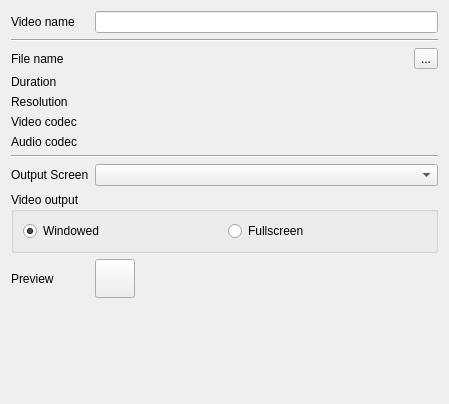
mcallegari/qlcplus, file ui/src/videoeditor.ui: the form before one commit.
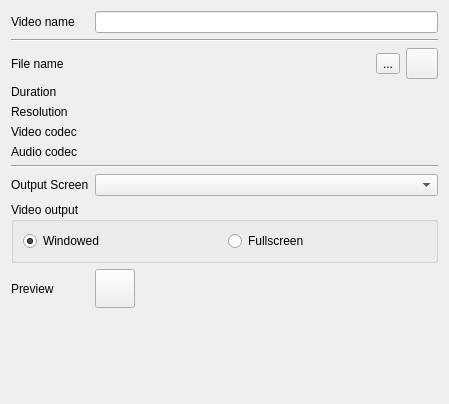
The form after the commit. Icons and pictures are not drawn.

```diff
--- a/ui/src/videoeditor.ui
+++ b/ui/src/videoeditor.ui
@@ -16,8 +16,56 @@
   <layout class="QGridLayout" name="gridLayout">
    <item row="0" column="0">
     <layout class="QGridLayout" name="gridLayout_2">
-     <item row="8" column="2" colspan="2">
-      <widget class="QComboBox" name="m_screenCombo"/>
+     <item row="1" column="0" colspan="5">
+      <widget class="Line" name="line">
+       <property name="orientation">
+        <enum>Qt::Horizontal</enum>
+       </property>
+      </widget>
+     </item>
+     <item row="10" column="2" colspan="3">
+      <widget class="QToolButton" name="m_previewButton">
+       <property name="icon">
+        <iconset resource="qlcui.qrc">
+         <normaloff>:/player_play.png</normaloff>:/player_play.png</iconset>
+       </property>
+       <property name="iconSize">
+        <size>
+         <width>32</width>
+         <height>32</height>
+        </size>
+       </property>
+       <property name="checkable">
+        <bool>true</bool>
+       </property>
+      </widget>
+     </item>
+     <item row="7" column="0" colspan="5">
+      <widget class="Line" name="line_3">
+       <property name="orientation">
+        <enum>Qt::Horizontal</enum>
+       </property>
+      </widget>
+     </item>
+     <item row="2" column="3">
+      <widget class="QToolButton" name="m_fileButton">
+       <property name="text">
+        <string notr="true">...</string>
+       </property>
+      </widget>
+     </item>
+     <item row="11" column="0" colspan="5">
+      <spacer name="verticalSpacer">
+       <property name="orientation">
+        <enum>Qt::Vertical</enum>
+       </property>
+       <property name="sizeHint" stdset="0">
+        <size>
+         <width>20</width>
+         <height>40</height>
+        </size>
+       </property>
+      </spacer>
      </item>
      <item row="0" column="0" colspan="2">
       <widget class="QLabel" name="m_nameLabel">
@@ -32,13 +80,6 @@
        </property>
       </widget>
      </item>
-     <item row="2" column="0" colspan="2">
-      <widget class="QLabel" name="label_5">
-       <property name="text">
-        <string>File name</string>
-       </property>
-      </widget>
-     </item>
      <item row="3" column="0" colspan="2">
       <widget class="QLabel" name="label">
        <property name="text">
@@ -46,13 +87,6 @@
        </property>
       </widget>
      </item>
-     <item row="2" column="3">
-      <widget class="QToolButton" name="m_fileButton">
-       <property name="text">
-        <string notr="true">...</string>
-       </property>
-      </widget>
-     </item>
      <item row="4" column="0" colspan="2">
       <widget class="QLabel" name="label_4">
        <property name="text">
@@ -60,41 +94,6 @@
        </property>
       </widget>
      </item>
-     <item row="6" column="2" colspan="2">
-      <widget class="QLabel" name="m_acodecLabel">
-       <property name="font">
-        <font>
-         <weight>75</weight>
-         <bold>true</bold>
-        </font>
-       </property>
-       <property name="text">
-        <string/>
-       </property>
-      </widget>
-     </item>
-     <item row="2" column="2">
-      <widget class="QLabel" name="m_filenameLabel">
-       <property name="sizePolicy">
-        <sizepolicy hsizetype="Expanding" vsizetype="Preferred">
-         <horstretch>0</horstretch>
-         <verstretch>0</verstretch>
-        </sizepolicy>
-       </property>
-       <property name="font">
-        <font>
-         <weight>75</weight>
-         <bold>true</bold>
-        </font>
-       </property>
-       <property name="text">
-        <string/>
-       </property>
-       <property name="wordWrap">
-        <bool>true</bool>
-       </property>
-      </widget>
-     </item>
      <item row="6" column="0" colspan="2">
       <widget class="QLabel" name="label_2">
        <property name="text">
@@ -109,66 +108,6 @@
        </property>
       </widget>
      </item>
-     <item row="11" column="0" colspan="4">
-      <spacer name="verticalSpacer">
-       <property name="orientation">
-        <enum>Qt::Vertical</enum>
-       </property>
-       <property name="sizeHint" stdset="0">
-        <size>
-         <width>20</width>
-         <height>40</height>
-        </size>
-       </property>
-      </spacer>
-     </item>
-     <item row="7" column="0" colspan="4">
-      <widget class="Line" name="line_3">
-       <property name="orientation">
-        <enum>Qt::Horizontal</enum>
-       </property>
-      </widget>
-     </item>
-     <item row="5" column="2" colspan="2">
-      <widget class="QLabel" name="m_vcodecLabel">
-       <property name="font">
-        <font>
-         <weight>75</weight>
-         <bold>true</bold>
-        </font>
-       </property>
-       <property name="text">
-        <string/>
-       </property>
-      </widget>
-     </item>
-     <item row="1" column="0" colspan="4">
-      <widget class="Line" name="line">
-       <property name="orientation">
-        <enum>Qt::Horizontal</enum>
-       </property>
-      </widget>
-     </item>
-     <item row="4" column="2" colspan="2">
-      <widget class="QLabel" name="m_resolutionLabel">
-       <property name="font">
-        <font>
-         <weight>75</weight>
-         <bold>true</bold>
-        </font>
-       </property>
-       <property name="text">
-        <string/>
-       </property>
-      </widget>
-     </item>
-     <item row="0" column="2" colspan="2">
-      <widget class="QLineEdit" name="m_nameEdit">
-       <property name="toolTip">
-        <string>Name of the function being edited</string>
-       </property>
-      </widget>
-     </item>
      <item row="10" column="0" colspan="2">
       <widget class="QLabel" name="label_8">
        <property name="text">
@@ -176,36 +115,6 @@
        </property>
       </widget>
      </item>
-     <item row="3" column="2" colspan="2">
-      <widget class="QLabel" name="m_durationLabel">
-       <property name="font">
-        <font>
-         <weight>75</weight>
-         <bold>true</bold>
-        </font>
-       </property>
-       <property name="text">
-        <string/>
-       </property>
-      </widget>
-     </item>
-     <item row="10" column="2">
-      <widget class="QToolButton" name="m_previewButton">
-       <property name="icon">
-        <iconset resource="qlcui.qrc">
-         <normaloff>:/player_play.png</normaloff>:/player_play.png</iconset>
-       </property>
-       <property name="iconSize">
-        <size>
-         <width>32</width>
-         <height>32</height>
-        </size>
-       </property>
-       <property name="checkable">
-        <bool>true</bool>
-       </property>
-      </widget>
-     </item>
      <item row="8" column="0" colspan="2">
       <widget class="QLabel" name="label_6">
        <property name="text">
@@ -213,7 +122,101 @@
        </property>
       </widget>
      </item>
-     <item row="9" column="0" colspan="4">
+     <item row="4" column="2" colspan="3">
+      <widget class="QLabel" name="m_resolutionLabel">
+       <property name="font">
+        <font>
+         <weight>75</weight>
+         <bold>true</bold>
+        </font>
+       </property>
+       <property name="text">
+        <string/>
+       </property>
+      </widget>
+     </item>
+     <item row="8" column="2" colspan="3">
+      <widget class="QComboBox" name="m_screenCombo"/>
+     </item>
+     <item row="6" column="2" colspan="3">
+      <widget class="QLabel" name="m_acodecLabel">
+       <property name="font">
+        <font>
+         <weight>75</weight>
+         <bold>true</bold>
+        </font>
+       </property>
+       <property name="text">
+        <string/>
+       </property>
+      </widget>
+     </item>
+     <item row="5" column="2" colspan="3">
+      <widget class="QLabel" name="m_vcodecLabel">
+       <property name="font">
+        <font>
+         <weight>75</weight>
+         <bold>true</bold>
+        </font>
+       </property>
+       <property name="text">
+        <string/>
+       </property>
+      </widget>
+     </item>
+     <item row="2" column="4">
+      <widget class="QToolButton" name="m_urlButton">
+       <property name="toolTip">
+        <string>Set an arbitrary URL for this Video</string>
+       </property>
+       <property name="icon">
+        <iconset resource="qlcui.qrc">
+         <normaloff>:/global.png</normaloff>:/global.png</iconset>
+       </property>
+       <property name="iconSize">
+        <size>
+         <width>24</width>
+         <height>24</height>
+        </size>
+       </property>
+      </widget>
+     </item>
+     <item row="3" column="2" colspan="3">
+      <widget class="QLabel" name="m_durationLabel">
+       <property name="font">
+        <font>
+         <weight>75</weight>
+         <bold>true</bold>
+        </font>
+       </property>
+       <property name="text">
+        <string/>
+       </property>
+      </widget>
+     </item>
+     <item row="2" column="2">
+      <widget class="QLabel" name="m_filenameLabel">
+       <property name="sizePolicy">
+        <sizepolicy hsizetype="Expanding" vsizetype="Preferred">
+         <horstretch>0</horstretch>
+         <verstretch>0</verstretch>
+        </sizepolicy>
+       </property>
+       <property name="font">
+        <font>
+         <weight>75</weight>
+         <bold>true</bold>
+        </font>
+       </property>
+       <property name="text">
+        <string/>
+       </property>
+       <property name="wordWrap">
+        <bool>true</bool>
+       </property>
+      </widget>
+     </item>
+     <item row="9" column="0" colspan="5">
       <widget class="QGroupBox" name="groupBox">
        <property name="title">
         <string>Video output</string>
@@ -239,6 +242,20 @@
        </layout>
       </widget>
      </item>
+     <item row="2" column="0" colspan="2">
+      <widget class="QLabel" name="label_5">
+       <property name="text">
+        <string>File name</string>
+       </property>
+      </widget>
+     </item>
+     <item row="0" column="2" colspan="3">
+      <widget class="QLineEdit" name="m_nameEdit">
+       <property name="toolTip">
+        <string>Name of the function being edited</string>
+       </property>
+      </widget>
+     </item>
     </layout>
    </item>
   </layout>
```
